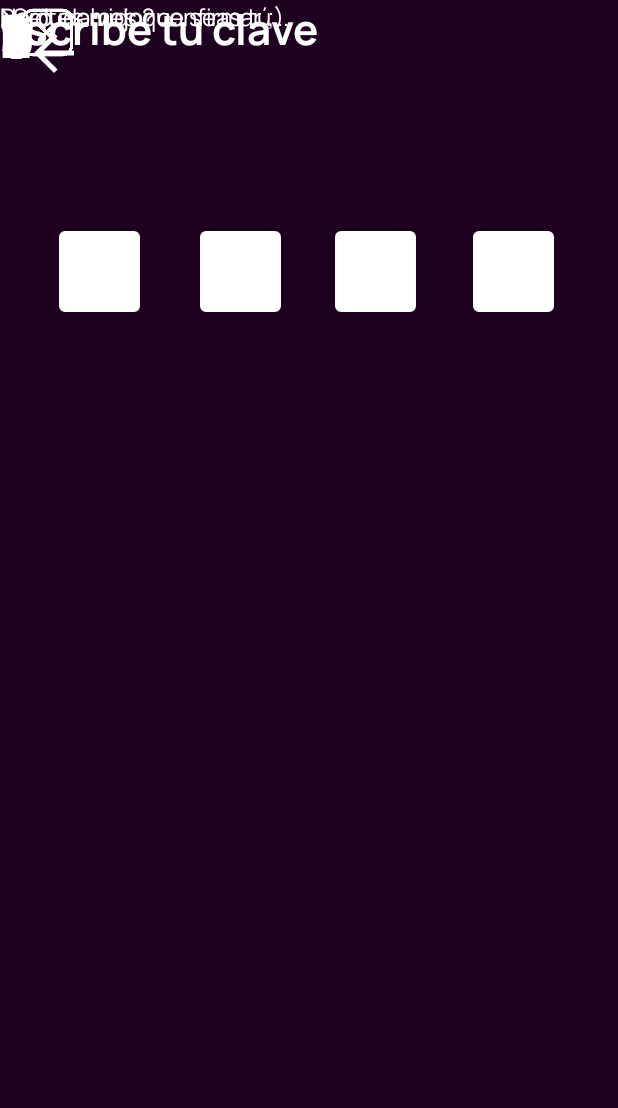
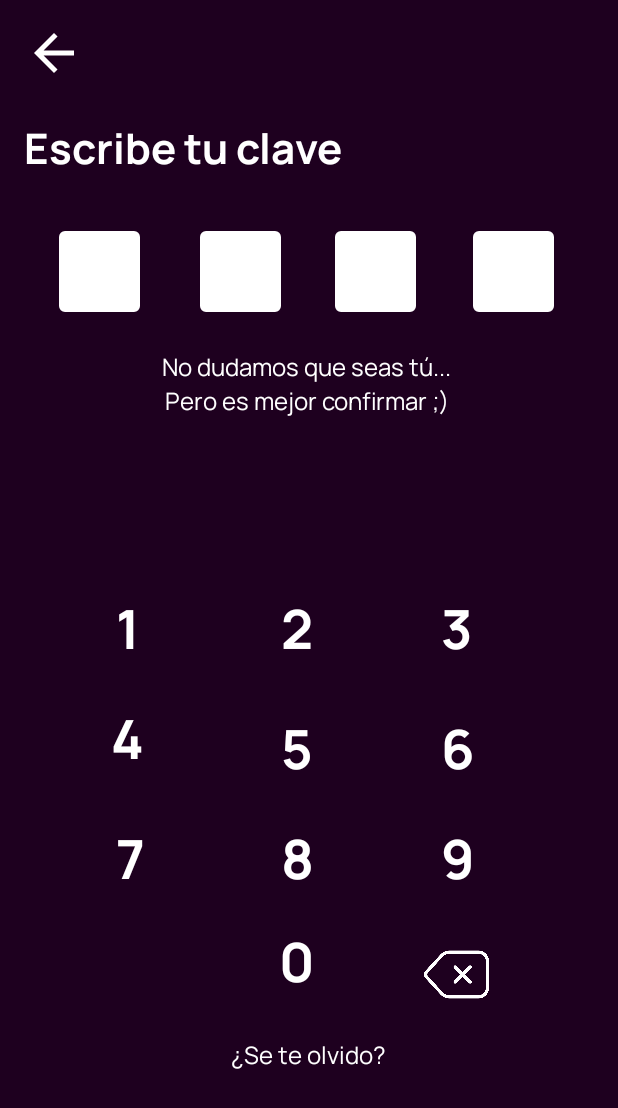
Before and after one commit to JhonmaSG/ClonNeking, an Android app: the layout password_layout.xml on its own in the app's theme, with its tools: preview values and no code run, on a phone screen of 412 x 824 dp. Shown: the top 1108 px of the screen. Run offline under Robolectric (Android 15) with nearby library versions, the phone set to English and light mode, and no system bars.

Commit message:
Finalización del login de forma visual y ligado a un home

```diff
--- a/app/src/main/AndroidManifest.xml
+++ b/app/src/main/AndroidManifest.xml
@@ -16,6 +16,9 @@
             android:name=".Password"
             android:exported="false" />
         <activity
+            android:name=".Home"
+            android:exported="false" />
+        <activity
             android:name=".MainActivity"
             android:exported="true">
             <intent-filter>
--- a/app/src/main/res/layout/activity_main.xml
+++ b/app/src/main/res/layout/activity_main.xml
@@ -213,9 +213,11 @@
         android:layout_height="44dp"
         android:layout_marginStart="85dp"
         android:layout_marginTop="597dp"
+        android:background="@null"
         android:ems="10"
+        android:fontFamily="@font/manrope_bold"
         android:inputType="number"
-        android:background="@null"
+        android:textColor="#FFFFFF"
         app:layout_constraintLeft_toLeftOf="parent"
         app:layout_constraintStart_toStartOf="parent"
         app:layout_constraintTop_toTopOf="parent" />
--- a/app/src/main/res/layout/password_layout.xml
+++ b/app/src/main/res/layout/password_layout.xml
@@ -4,10 +4,10 @@
     xmlns:tools="http://schemas.android.com/tools"
     android:layout_width="match_parent"
     android:layout_height="match_parent"
-    android:background="#1E001F" >
+    android:background="#1E001F">
 
     <FrameLayout
-        android:id="@+id/back_arrow"
+        android:id="@+id/btnVolver"
         android:layout_width="40dp"
         android:layout_height="40dp"
         android:layout_marginStart="16dp"
@@ -18,243 +18,300 @@
         app:layout_constraintStart_toStartOf="parent"
         app:layout_constraintTop_toTopOf="parent"></FrameLayout>
 
+
     <TextView
-        android:id="@+id/textView3"
+        android:id="@+id/txtTitle"
         android:layout_width="wrap_content"
         android:layout_height="wrap_content"
         android:fontFamily="@font/manrope_bold"
         android:text="Escribe tu clave"
         android:textColor="#FFFFFF"
         android:textSize="28sp"
-        tools:layout_editor_absoluteX="16dp"
-        tools:layout_editor_absoluteY="79dp" />
+        app:layout_constraintLeft_toLeftOf="parent"
+        app:layout_constraintStart_toStartOf="parent"
+        app:layout_constraintTop_toTopOf="parent"
+        android:layout_marginStart="16dp"
+        android:layout_marginTop="79dp"/>
 
     <TextView
-        android:id="@+id/textView3"
+        android:id="@+id/btn1"
         android:layout_width="wrap_content"
         android:layout_height="wrap_content"
         android:fontFamily="@font/manrope_bold"
         android:text="1"
         android:textColor="#FFFFFF"
         android:textSize="36sp"
-        tools:layout_editor_absoluteX="77dp"
-        tools:layout_editor_absoluteY="394dp" />
+        app:layout_constraintLeft_toLeftOf="parent"
+        app:layout_constraintStart_toStartOf="parent"
+        app:layout_constraintTop_toTopOf="parent"
+        android:layout_marginStart="77dp"
+        android:layout_marginTop="394dp"/>
 
     <TextView
-        android:id="@+id/textView3"
+        android:id="@+id/btn4"
         android:layout_width="wrap_content"
         android:layout_height="wrap_content"
         android:fontFamily="@font/manrope_bold"
         android:text="4"
         android:textColor="#FFFFFF"
         android:textSize="36sp"
-        tools:layout_editor_absoluteX="74dp"
-        tools:layout_editor_absoluteY="467dp" />
+        app:layout_constraintLeft_toLeftOf="parent"
+        app:layout_constraintStart_toStartOf="parent"
+        app:layout_constraintTop_toTopOf="parent"
+        android:layout_marginStart="74dp"
+        android:layout_marginTop="467dp"/>
 
     <TextView
-        android:id="@+id/textView3"
+        android:id="@+id/btn5"
         android:layout_width="wrap_content"
         android:layout_height="wrap_content"
         android:fontFamily="@font/manrope_bold"
         android:text="5"
         android:textColor="#FFFFFF"
         android:textSize="36sp"
-        tools:layout_editor_absoluteX="187dp"
-        tools:layout_editor_absoluteY="474dp" />
+        app:layout_constraintLeft_toLeftOf="parent"
+        app:layout_constraintStart_toStartOf="parent"
+        app:layout_constraintTop_toTopOf="parent"
+        android:layout_marginStart="187dp"
+        android:layout_marginTop="474dp"/>
 
     <TextView
-        android:id="@+id/textView3"
+        android:id="@+id/btn8"
         android:layout_width="wrap_content"
         android:layout_height="wrap_content"
         android:fontFamily="@font/manrope_bold"
         android:text="8"
         android:textColor="#FFFFFF"
         android:textSize="36sp"
-        tools:layout_editor_absoluteX="187dp"
-        tools:layout_editor_absoluteY="547dp" />
+        app:layout_constraintLeft_toLeftOf="parent"
+        app:layout_constraintStart_toStartOf="parent"
+        app:layout_constraintTop_toTopOf="parent"
+        android:layout_marginStart="187dp"
+        android:layout_marginTop="547dp"/>
 
     <TextView
-        android:id="@+id/textView3"
+        android:id="@+id/btn0"
         android:layout_width="wrap_content"
         android:layout_height="wrap_content"
         android:fontFamily="@font/manrope_bold"
         android:text="0"
         android:textColor="#FFFFFF"
         android:textSize="36sp"
-        tools:layout_editor_absoluteX="186dp"
-        tools:layout_editor_absoluteY="616dp" />
+        app:layout_constraintLeft_toLeftOf="parent"
+        app:layout_constraintStart_toStartOf="parent"
+        app:layout_constraintTop_toTopOf="parent"
+        android:layout_marginStart="186dp"
+        android:layout_marginTop="616dp"/>
 
     <TextView
-        android:id="@+id/textView3"
+        android:id="@+id/btn9"
         android:layout_width="wrap_content"
         android:layout_height="wrap_content"
         android:fontFamily="@font/manrope_bold"
         android:text="9"
         android:textColor="#FFFFFF"
         android:textSize="36sp"
-        tools:layout_editor_absoluteX="294dp"
-        tools:layout_editor_absoluteY="547dp" />
+        app:layout_constraintLeft_toLeftOf="parent"
+        app:layout_constraintStart_toStartOf="parent"
+        app:layout_constraintTop_toTopOf="parent"
+        android:layout_marginStart="294dp"
+        android:layout_marginTop="547dp"/>
 
     <TextView
-        android:id="@+id/textView3"
+        android:id="@+id/btn6"
         android:layout_width="wrap_content"
         android:layout_height="wrap_content"
         android:fontFamily="@font/manrope_bold"
         android:text="6"
         android:textColor="#FFFFFF"
         android:textSize="36sp"
-        tools:layout_editor_absoluteX="294dp"
-        tools:layout_editor_absoluteY="474dp" />
+        app:layout_constraintLeft_toLeftOf="parent"
+        app:layout_constraintStart_toStartOf="parent"
+        app:layout_constraintTop_toTopOf="parent"
+        android:layout_marginStart="294dp"
+        android:layout_marginTop="474dp"/>
 
     <TextView
-        android:id="@+id/textView3"
+        android:id="@+id/btn7"
         android:layout_width="wrap_content"
         android:layout_height="wrap_content"
         android:fontFamily="@font/manrope_bold"
         android:text="7"
         android:textColor="#FFFFFF"
         android:textSize="36sp"
-        tools:layout_editor_absoluteX="77dp"
-        tools:layout_editor_absoluteY="547dp" />
+        app:layout_constraintLeft_toLeftOf="parent"
+        app:layout_constraintStart_toStartOf="parent"
+        app:layout_constraintTop_toTopOf="parent"
+        android:layout_marginStart="77dp"
+        android:layout_marginTop="547dp"/>
 
     <TextView
-        android:id="@+id/textView3"
+        android:id="@+id/btn2"
         android:layout_width="wrap_content"
         android:layout_height="wrap_content"
         android:fontFamily="@font/manrope_bold"
         android:text="2"
         android:textColor="#FFFFFF"
         android:textSize="36sp"
-        tools:layout_editor_absoluteX="187dp"
-        tools:layout_editor_absoluteY="394dp" />
+        app:layout_constraintLeft_toLeftOf="parent"
+        app:layout_constraintStart_toStartOf="parent"
+        app:layout_constraintTop_toTopOf="parent"
+        android:layout_marginStart="187dp"
+        android:layout_marginTop="394dp"/>
 
     <TextView
-        android:id="@+id/textView3"
+        android:id="@+id/btn3"
         android:layout_width="wrap_content"
         android:layout_height="wrap_content"
         android:fontFamily="@font/manrope_bold"
         android:text="3"
         android:textColor="#FFFFFF"
         android:textSize="36sp"
-        tools:layout_editor_absoluteX="294dp"
-        tools:layout_editor_absoluteY="394dp" />
+        app:layout_constraintLeft_toLeftOf="parent"
+        app:layout_constraintStart_toStartOf="parent"
+        app:layout_constraintTop_toTopOf="parent"
+        android:layout_marginStart="294dp"
+        android:layout_marginTop="394dp"/>
 
     <TextView
-        android:id="@+id/textView3"
+        android:id="@+id/txtTitle2"
         android:layout_width="wrap_content"
         android:layout_height="wrap_content"
         android:fontFamily="@font/manrope"
         android:text="No dudamos que seas tú..."
         android:textColor="#FFFFFF"
         android:textSize="16sp"
-        tools:layout_editor_absoluteX="108dp"
-        tools:layout_editor_absoluteY="233dp" />
+        app:layout_constraintLeft_toLeftOf="parent"
+        app:layout_constraintStart_toStartOf="parent"
+        app:layout_constraintTop_toTopOf="parent"
+        android:layout_marginStart="108dp"
+        android:layout_marginTop="233dp"/>
 
     <TextView
-        android:id="@+id/textView3"
+        android:id="@+id/txtForget"
         android:layout_width="wrap_content"
         android:layout_height="wrap_content"
         android:fontFamily="@font/manrope"
         android:text="¿Se te olvido?"
         android:textColor="#FFFFFF"
         android:textSize="16sp"
-        tools:layout_editor_absoluteX="154dp"
-        tools:layout_editor_absoluteY="692dp" />
+        app:layout_constraintLeft_toLeftOf="parent"
+        app:layout_constraintStart_toStartOf="parent"
+        app:layout_constraintTop_toTopOf="parent"
+        android:layout_marginStart="154dp"
+        android:layout_marginTop="692dp"/>
 
     <TextView
-        android:id="@+id/textView3"
+        android:id="@+id/txtTitle3"
         android:layout_width="wrap_content"
         android:layout_height="wrap_content"
         android:fontFamily="@font/manrope"
         android:text="Pero es mejor confirmar ;)"
         android:textColor="#FFFFFF"
         android:textSize="16sp"
-        tools:layout_editor_absoluteX="110dp"
-        tools:layout_editor_absoluteY="256dp" />
-
-    <EditText
-        android:id="@+id/pass1"
-        android:layout_width="54dp"
-        android:layout_height="54dp"
-        android:layout_marginStart="39dp"
-        android:layout_marginTop="154dp"
-        android:background="@drawable/square_white"
-        android:ems="10"
-        android:fontFamily="@font/manrope_bold"
-        android:gravity="center"
-        android:padding="1dp"
-        android:inputType="numberPassword"
-        android:maxLength="1"
-        android:textAlignment="center"
-        android:textColor="#DB0083"
-        android:textSize="48sp"
         app:layout_constraintLeft_toLeftOf="parent"
         app:layout_constraintStart_toStartOf="parent"
-        app:layout_constraintTop_toTopOf="parent" />
+        app:layout_constraintTop_toTopOf="parent"
+        android:layout_marginStart="110dp"
+        android:layout_marginTop="256dp"/>
 
-    <EditText
-        android:id="@+id/pass2"
+    <ImageView
+        android:id="@+id/btnDelete"
+        android:layout_width="54dp"
+        android:layout_height="43dp"
+        app:srcCompat="@mipmap/delete_icon"
+        app:layout_constraintLeft_toLeftOf="parent"
+        app:layout_constraintStart_toStartOf="parent"
+        app:layout_constraintTop_toTopOf="parent"
+        android:layout_marginStart="277dp"
+        android:layout_marginTop="628dp"/>
+
+    <FrameLayout
         android:layout_width="54dp"
         android:layout_height="54dp"
         android:background="@drawable/square_white"
-        android:fontFamily="@font/manrope_bold"
-        android:ems="10"
-        android:inputType="numberPassword"
-        android:maxLength="1"
-        android:textAlignment="center"
-        android:textColor="#DB0083"
-        android:textSize="48sp"
-        android:padding="1dp"
+        android:layout_marginStart="39dp"
+        android:layout_marginTop="154dp"
         app:layout_constraintLeft_toLeftOf="parent"
         app:layout_constraintStart_toStartOf="parent"
-        app:layout_constraintTop_toTopOf="parent"
-        android:layout_marginStart="133dp"
-        android:layout_marginTop="154dp"/>
+        app:layout_constraintTop_toTopOf="parent">
+        <TextView
+            android:id="@+id/txtPass1"
+            android:layout_width="54dp"
+            android:layout_height="52dp"
+            android:fontFamily="@font/manrope_bold"
+            android:text=""
+            android:textColor="#DB0083"
+            android:textSize="48sp"
+            android:gravity="center"
+            android:layout_gravity="center"
+            android:layout_marginTop="-5dp"/>
+    </FrameLayout>
 
-    <EditText
-        android:id="@+id/pass3"
+    <FrameLayout
         android:layout_width="54dp"
         android:layout_height="54dp"
         android:background="@drawable/square_white"
-        android:fontFamily="@font/manrope_bold"
-        android:ems="10"
-        android:inputType="numberPassword"
-        android:maxLength="1"
-        android:textAlignment="center"
-        android:textColor="#DB0083"
-        android:padding="1dp"
-        android:textSize="48sp"
+        android:layout_marginStart="133dp"
+        android:layout_marginTop="154dp"
         app:layout_constraintLeft_toLeftOf="parent"
         app:layout_constraintStart_toStartOf="parent"
-        app:layout_constraintTop_toTopOf="parent"
-        android:layout_marginStart="223dp"
-        android:layout_marginTop="154dp"/>
+        app:layout_constraintTop_toTopOf="parent">
+        <TextView
+            android:id="@+id/txtPass2"
+            android:layout_width="54dp"
+            android:layout_height="52dp"
+            android:fontFamily="@font/manrope_bold"
+            android:text=""
+            android:textColor="#DB0083"
+            android:textSize="48sp"
+            android:gravity="center"
+            android:layout_gravity="center"
+            android:layout_marginTop="-5dp"/>
+    </FrameLayout>
 
-    <EditText
-        android:id="@+id/pass4"
+    <FrameLayout
         android:layout_width="54dp"
         android:layout_height="54dp"
         android:background="@drawable/square_white"
-        android:fontFamily="@font/manrope_bold"
-        android:ems="10"
-        android:inputType="numberPassword"
-        android:maxLength="1"
-        android:textAlignment="center"
-        android:textColor="#DB0083"
-        android:padding="1dp"
-        android:textSize="48sp"
+        android:layout_marginStart="223dp"
+        android:layout_marginTop="154dp"
         app:layout_constraintLeft_toLeftOf="parent"
         app:layout_constraintStart_toStartOf="parent"
-        app:layout_constraintTop_toTopOf="parent"
+        app:layout_constraintTop_toTopOf="parent">
+        <TextView
+            android:id="@+id/txtPass3"
+            android:layout_width="54dp"
+            android:layout_height="52dp"
+            android:fontFamily="@font/manrope_bold"
+            android:text=""
+            android:textColor="#DB0083"
+            android:textSize="48sp"
+            android:gravity="center"
+            android:layout_gravity="center"
+            android:layout_marginTop="-5dp"/>
+    </FrameLayout>
+
+    <FrameLayout
+        android:layout_width="54dp"
+        android:layout_height="54dp"
+        android:background="@drawable/square_white"
         android:layout_marginStart="315dp"
-        android:layout_marginTop="154dp"/>
-
-    <ImageView
-        android:id="@+id/imageView2"
-        android:layout_width="54dp"
-        android:layout_height="43dp"
-        app:srcCompat="@mipmap/delete_icon"
-        tools:layout_editor_absoluteX="277dp"
-        tools:layout_editor_absoluteY="628dp" />
+        android:layout_marginTop="154dp"
+        app:layout_constraintLeft_toLeftOf="parent"
+        app:layout_constraintStart_toStartOf="parent"
+        app:layout_constraintTop_toTopOf="parent">
+        <TextView
+            android:id="@+id/txtPass4"
+            android:layout_width="54dp"
+            android:layout_height="52dp"
+            android:fontFamily="@font/manrope_bold"
+            android:text=""
+            android:textColor="#DB0083"
+            android:textSize="48sp"
+            android:gravity="center"
+            android:layout_gravity="center"
+            android:layout_marginTop="-5dp"/>
+    </FrameLayout>
 
 </androidx.constraintlayout.widget.ConstraintLayout>
```
Also changed, not shown: app/src/main/java/com/example/neking/Home.kt (added, +14 -0 lines), app/src/main/java/com/example/neking/MainActivity.kt (+11 -4 lines), app/src/main/java/com/example/neking/Password.kt (+71 -33 lines), app/src/main/res/layout/menu_principal.xml (added, +22 -0 lines).
